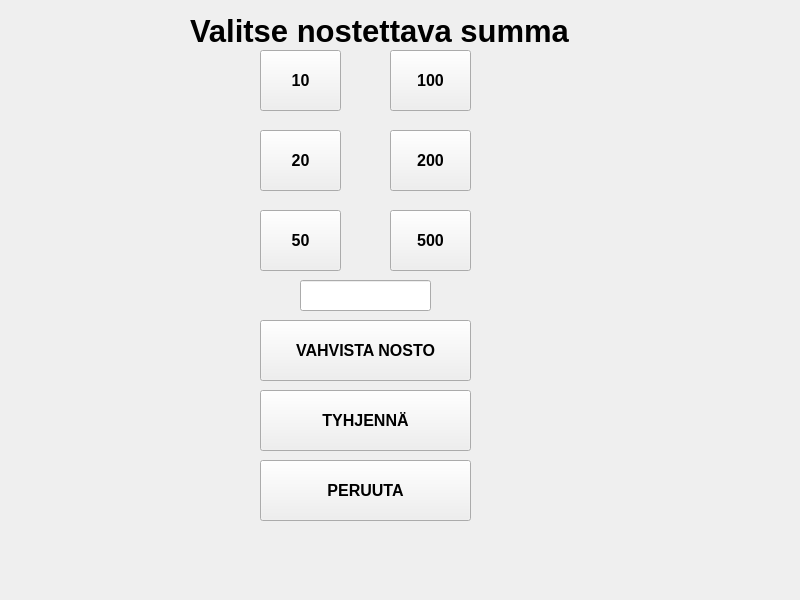
This is frontend/atm/withdraw.ui in rronkkeli/pankkiprojekti as Qt 5 draws it before an edit. The edited form follows.
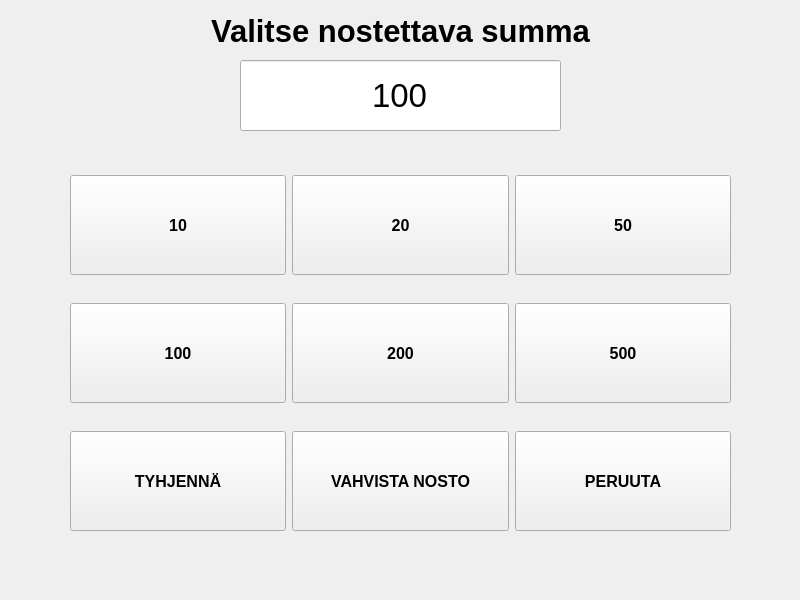
This is the edited form.

Commit message: Prettyfied withdrawal window

What changed in the file:
```diff
--- a/frontend/atm/withdraw.ui
+++ b/frontend/atm/withdraw.ui
@@ -13,52 +13,72 @@
   <property name="windowTitle">
    <string>Form</string>
   </property>
-  <widget class="QPushButton" name="withdrawalButton10">
+  <widget class="QLabel" name="label">
    <property name="geometry">
     <rect>
-     <x>260</x>
-     <y>50</y>
-     <width>81</width>
-     <height>61</height>
+     <x>200</x>
+     <y>10</y>
+     <width>401</width>
+     <height>41</height>
     </rect>
    </property>
    <property name="font">
     <font>
-     <pointsize>12</pointsize>
+     <pointsize>23</pointsize>
      <bold>true</bold>
     </font>
    </property>
    <property name="text">
-    <string>10</string>
+    <string>Valitse nostettava summa</string>
    </property>
+   <property name="alignment">
+    <set>Qt::AlignCenter</set>
+   </property>
   </widget>
-  <widget class="QPushButton" name="withdrawalButton20">
+  <widget class="QLineEdit" name="amountLineEdit">
    <property name="geometry">
     <rect>
-     <x>260</x>
-     <y>130</y>
-     <width>81</width>
-     <height>61</height>
+     <x>240</x>
+     <y>60</y>
+     <width>321</width>
+     <height>71</height>
     </rect>
    </property>
    <property name="font">
     <font>
-     <pointsize>12</pointsize>
-     <bold>true</bold>
+     <pointsize>25</pointsize>
     </font>
    </property>
    <property name="text">
-    <string>20</string>
+    <string>100</string>
    </property>
+   <property name="alignment">
+    <set>Qt::AlignCenter</set>
+   </property>
   </widget>
+  <widget class="QWidget" name="gridLayoutWidget">
+   <property name="geometry">
+    <rect>
+     <x>70</x>
+     <y>153</y>
+     <width>661</width>
+     <height>401</height>
+    </rect>
+   </property>
+   <layout class="QGridLayout" name="gridLayout">
+    <item row="0" column="2">
   <widget class="QPushButton" name="withdrawalButton50">
-   <property name="geometry">
-    <rect>
-     <x>260</x>
-     <y>210</y>
-     <width>81</width>
-     <height>61</height>
-    </rect>
+      <property name="sizePolicy">
+       <sizepolicy hsizetype="Minimum" vsizetype="Fixed">
+        <horstretch>0</horstretch>
+        <verstretch>0</verstretch>
+       </sizepolicy>
+      </property>
+      <property name="minimumSize">
+       <size>
+        <width>0</width>
+        <height>100</height>
+       </size>
    </property>
    <property name="font">
     <font>
@@ -70,14 +90,45 @@
     <string>50</string>
    </property>
   </widget>
+    </item>
+    <item row="0" column="0">
+     <widget class="QPushButton" name="withdrawalButton10">
+      <property name="sizePolicy">
+       <sizepolicy hsizetype="Minimum" vsizetype="Fixed">
+        <horstretch>0</horstretch>
+        <verstretch>0</verstretch>
+       </sizepolicy>
+      </property>
+      <property name="minimumSize">
+       <size>
+        <width>0</width>
+        <height>100</height>
+       </size>
+      </property>
+      <property name="font">
+       <font>
+        <pointsize>12</pointsize>
+        <bold>true</bold>
+       </font>
+      </property>
+      <property name="text">
+       <string>10</string>
+      </property>
+     </widget>
+    </item>
+    <item row="1" column="2">
   <widget class="QPushButton" name="withdrawalButton500">
-   <property name="geometry">
-    <rect>
-     <x>390</x>
-     <y>210</y>
-     <width>81</width>
-     <height>61</height>
-    </rect>
+      <property name="sizePolicy">
+       <sizepolicy hsizetype="Minimum" vsizetype="Fixed">
+        <horstretch>0</horstretch>
+        <verstretch>0</verstretch>
+       </sizepolicy>
+      </property>
+      <property name="minimumSize">
+       <size>
+        <width>0</width>
+        <height>100</height>
+       </size>
    </property>
    <property name="font">
     <font>
@@ -89,14 +140,45 @@
     <string>500</string>
    </property>
   </widget>
+    </item>
+    <item row="0" column="1">
+     <widget class="QPushButton" name="withdrawalButton20">
+      <property name="sizePolicy">
+       <sizepolicy hsizetype="Minimum" vsizetype="Fixed">
+        <horstretch>0</horstretch>
+        <verstretch>0</verstretch>
+       </sizepolicy>
+      </property>
+      <property name="minimumSize">
+       <size>
+        <width>0</width>
+        <height>100</height>
+       </size>
+      </property>
+      <property name="font">
+       <font>
+        <pointsize>12</pointsize>
+        <bold>true</bold>
+       </font>
+      </property>
+      <property name="text">
+       <string>20</string>
+      </property>
+     </widget>
+    </item>
+    <item row="1" column="0">
   <widget class="QPushButton" name="withdrawalButton100">
-   <property name="geometry">
-    <rect>
-     <x>390</x>
-     <y>50</y>
-     <width>81</width>
-     <height>61</height>
-    </rect>
+      <property name="sizePolicy">
+       <sizepolicy hsizetype="Minimum" vsizetype="Fixed">
+        <horstretch>0</horstretch>
+        <verstretch>0</verstretch>
+       </sizepolicy>
+      </property>
+      <property name="minimumSize">
+       <size>
+        <width>0</width>
+        <height>100</height>
+       </size>
    </property>
    <property name="font">
     <font>
@@ -108,14 +190,20 @@
     <string>100</string>
    </property>
   </widget>
+    </item>
+    <item row="1" column="1">
   <widget class="QPushButton" name="withdrawalButton200">
-   <property name="geometry">
-    <rect>
-     <x>390</x>
-     <y>130</y>
-     <width>81</width>
-     <height>61</height>
-    </rect>
+      <property name="sizePolicy">
+       <sizepolicy hsizetype="Minimum" vsizetype="Fixed">
+        <horstretch>0</horstretch>
+        <verstretch>0</verstretch>
+       </sizepolicy>
+      </property>
+      <property name="minimumSize">
+       <size>
+        <width>0</width>
+        <height>100</height>
+       </size>
    </property>
    <property name="font">
     <font>
@@ -127,33 +215,20 @@
     <string>200</string>
    </property>
   </widget>
-  <widget class="QLabel" name="label">
-   <property name="geometry">
-    <rect>
-     <x>190</x>
-     <y>10</y>
-     <width>391</width>
-     <height>41</height>
-    </rect>
-   </property>
-   <property name="font">
-    <font>
-     <pointsize>23</pointsize>
-     <bold>true</bold>
-    </font>
-   </property>
-   <property name="text">
-    <string>Valitse nostettava summa</string>
-   </property>
-  </widget>
+    </item>
+    <item row="2" column="1">
   <widget class="QPushButton" name="pushButton">
-   <property name="geometry">
-    <rect>
-     <x>260</x>
-     <y>320</y>
-     <width>211</width>
-     <height>61</height>
-    </rect>
+      <property name="sizePolicy">
+       <sizepolicy hsizetype="Minimum" vsizetype="Fixed">
+        <horstretch>0</horstretch>
+        <verstretch>0</verstretch>
+       </sizepolicy>
+      </property>
+      <property name="minimumSize">
+       <size>
+        <width>0</width>
+        <height>100</height>
+       </size>
    </property>
    <property name="font">
     <font>
@@ -165,43 +240,20 @@
     <string>VAHVISTA NOSTO</string>
    </property>
   </widget>
-  <widget class="QPushButton" name="pushButtonGoBack">
-   <property name="geometry">
-    <rect>
-     <x>260</x>
-     <y>460</y>
-     <width>211</width>
-     <height>61</height>
-    </rect>
-   </property>
-   <property name="font">
-    <font>
-     <pointsize>12</pointsize>
-     <bold>true</bold>
-    </font>
-   </property>
-   <property name="text">
-    <string>PERUUTA</string>
-   </property>
-  </widget>
-  <widget class="QLineEdit" name="amountLineEdit">
-   <property name="geometry">
-    <rect>
-     <x>300</x>
-     <y>280</y>
-     <width>131</width>
-     <height>31</height>
-    </rect>
-   </property>
-  </widget>
+    </item>
+    <item row="2" column="0">
   <widget class="QPushButton" name="pushButtonClear">
-   <property name="geometry">
-    <rect>
-     <x>260</x>
-     <y>390</y>
-     <width>211</width>
-     <height>61</height>
-    </rect>
+      <property name="sizePolicy">
+       <sizepolicy hsizetype="Minimum" vsizetype="Fixed">
+        <horstretch>0</horstretch>
+        <verstretch>0</verstretch>
+       </sizepolicy>
+      </property>
+      <property name="minimumSize">
+       <size>
+        <width>0</width>
+        <height>100</height>
+       </size>
    </property>
    <property name="font">
     <font>
@@ -212,6 +264,34 @@
    <property name="text">
     <string>TYHJENNÄ</string>
    </property>
+     </widget>
+    </item>
+    <item row="2" column="2">
+     <widget class="QPushButton" name="pushButtonGoBack">
+      <property name="sizePolicy">
+       <sizepolicy hsizetype="Minimum" vsizetype="Fixed">
+        <horstretch>0</horstretch>
+        <verstretch>0</verstretch>
+       </sizepolicy>
+      </property>
+      <property name="minimumSize">
+       <size>
+        <width>0</width>
+        <height>100</height>
+       </size>
+      </property>
+      <property name="font">
+       <font>
+        <pointsize>12</pointsize>
+        <bold>true</bold>
+       </font>
+      </property>
+      <property name="text">
+       <string>PERUUTA</string>
+      </property>
+     </widget>
+    </item>
+   </layout>
   </widget>
  </widget>
  <resources/>
```
Lines whose indentation alone changed are shown as unchanged.
